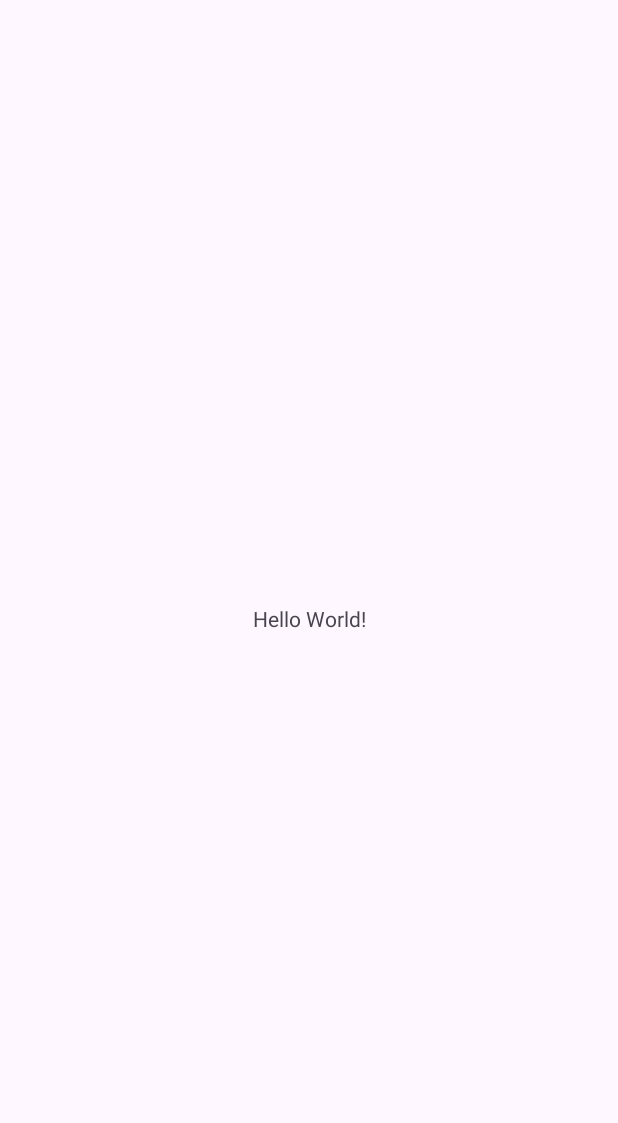
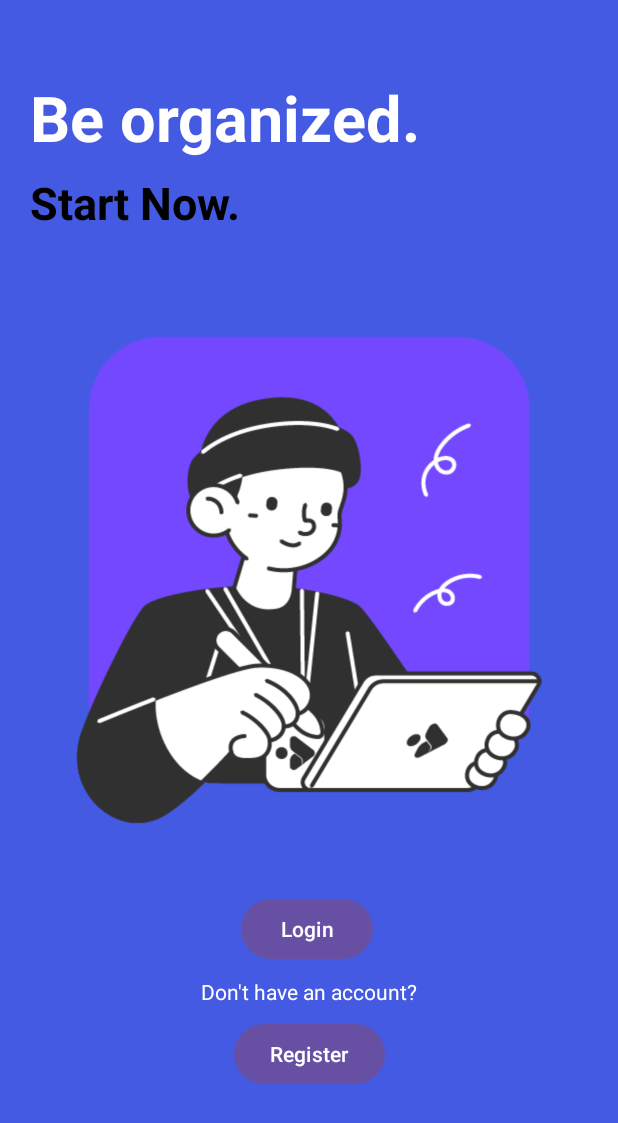
Before and after one commit to xwnsnowy/android-studio-java-task-management, an Android app: the screen it shows after launch (MainActivity before the commit, HomeActivity after it), on a phone screen of 412 x 824 dp. Before the commit the part shown is almost empty. Shown: the top 1123 px of the screen. Run offline under Robolectric (Android 15) with nearby library versions, the phone set to English and light mode, and no system bars.

Commit message:
feat: Add Home Activity

```diff
--- /dev/null
+++ b/app/src/main/java/com/example/taskmanagement/HomeActivity.java
@@ -0,0 +1,50 @@
+package com.example.taskmanagement;
+
+import android.content.Intent;
+import android.os.Bundle;
+import android.view.View;
+import androidx.activity.EdgeToEdge;
+import androidx.appcompat.app.AppCompatActivity;
+import androidx.core.graphics.Insets;
+import androidx.core.view.ViewCompat;
+import androidx.core.view.WindowInsetsCompat;
+
+public class HomeActivity extends AppCompatActivity {
+
+    @Override
+    protected void onCreate(Bundle savedInstanceState) {
+        super.onCreate(savedInstanceState);
+        EdgeToEdge.enable(this);
+        setContentView(R.layout.activity_home);
+
+        ViewCompat.setOnApplyWindowInsetsListener(findViewById(R.id.main), (v, insets) -> {
+            Insets systemBars = insets.getInsets(WindowInsetsCompat.Type.systemBars());
+            v.setPadding(systemBars.left, systemBars.top, systemBars.right, systemBars.bottom);
+            return insets;
+        });
+
+        findViewById(R.id.btn_login).setOnClickListener(new View.OnClickListener() {
+            @Override
+            public void onClick(View v) {
+                navigateToLogin();
+            }
+        });
+
+        findViewById(R.id.btn_signup).setOnClickListener(new View.OnClickListener() {
+            @Override
+            public void onClick(View v) {
+                navigateToRegister();
+            }
+        });
+    }
+
+    private void navigateToLogin() {
+        Intent intent = new Intent(HomeActivity.this, LoginActivity.class);
+        startActivity(intent);
+    }
+
+    private void navigateToRegister() {
+        Intent intent = new Intent(HomeActivity.this, RegisterActivity.class);
+        startActivity(intent);
+    }
+}
--- a/app/src/main/java/com/example/taskmanagement/MainActivity.java
+++ b/app/src/main/java/com/example/taskmanagement/RegisterActivity.java
@@ -8,13 +8,13 @@ import androidx.core.graphics.Insets;
 import androidx.core.view.ViewCompat;
 import androidx.core.view.WindowInsetsCompat;
 
-public class MainActivity extends AppCompatActivity {
+public class RegisterActivity extends AppCompatActivity {
 
     @Override
     protected void onCreate(Bundle savedInstanceState) {
         super.onCreate(savedInstanceState);
         EdgeToEdge.enable(this);
-        setContentView(R.layout.activity_main);
+        setContentView(R.layout.activity_register);
         ViewCompat.setOnApplyWindowInsetsListener(findViewById(R.id.main), (v, insets) -> {
             Insets systemBars = insets.getInsets(WindowInsetsCompat.Type.systemBars());
             v.setPadding(systemBars.left, systemBars.top, systemBars.right, systemBars.bottom);
--- /dev/null
+++ b/app/src/main/res/layout/activity_home.xml
@@ -0,0 +1,100 @@
+<androidx.constraintlayout.widget.ConstraintLayout
+    android:id="@+id/main"
+    xmlns:android="http://schemas.android.com/apk/res/android"
+    xmlns:app="http://schemas.android.com/apk/res-auto"
+    xmlns:tools="http://schemas.android.com/tools"
+    android:layout_width="match_parent"
+    android:layout_height="match_parent"
+    android:background="#445ae3">
+
+    <androidx.constraintlayout.widget.Guideline
+        android:id="@+id/guideline_left"
+        android:layout_width="wrap_content"
+        android:layout_height="wrap_content"
+        android:orientation="vertical"
+        app:layout_constraintGuide_begin="20dp" />
+
+    <androidx.constraintlayout.widget.Guideline
+        android:id="@+id/guideline_right"
+        android:layout_width="wrap_content"
+        android:layout_height="wrap_content"
+        android:orientation="vertical"
+        app:layout_constraintGuide_end="20dp" />
+
+    <TextView
+        android:id="@+id/tv_be_organized"
+        android:layout_width="wrap_content"
+        android:layout_height="wrap_content"
+        android:layout_marginTop="50dp"
+        android:text="Be organized."
+        android:textColor="@android:color/white"
+        android:textSize="42sp"
+        android:textStyle="bold"
+        app:layout_constraintStart_toStartOf="@+id/guideline_left"
+        app:layout_constraintTop_toTopOf="parent" />
+
+    <TextView
+        android:id="@+id/tv_start_now"
+        android:layout_width="wrap_content"
+        android:layout_height="wrap_content"
+        android:layout_marginTop="8dp"
+        android:text="Start Now."
+        android:textColor="@android:color/black"
+        android:textSize="30sp"
+        android:textStyle="bold"
+        app:layout_constraintStart_toStartOf="@+id/guideline_left"
+        app:layout_constraintTop_toBottomOf="@+id/tv_be_organized" />
+
+    <ImageView
+        android:id="@+id/iv_center_image"
+        android:layout_width="wrap_content"
+        android:layout_height="400dp"
+        android:layout_marginTop="16dp"
+        android:layout_marginBottom="16dp"
+        android:src="@drawable/img_home_task"
+        app:layout_constraintBottom_toTopOf="@id/btn_login"
+        app:layout_constraintEnd_toEndOf="@+id/guideline_right"
+        app:layout_constraintHorizontal_bias="0.5"
+        app:layout_constraintStart_toStartOf="@+id/guideline_left"
+        app:layout_constraintTop_toBottomOf="@+id/tv_start_now"
+        app:layout_constraintVertical_bias="0.5" />
+
+    <Button
+        android:id="@+id/btn_login"
+        android:layout_width="wrap_content"
+        android:layout_height="wrap_content"
+        android:layout_marginTop="8dp"
+        android:layout_marginBottom="8dp"
+        android:text="Login"
+        android:textColor="@color/white"
+        app:layout_constraintBottom_toTopOf="@+id/tv_no_account"
+        app:layout_constraintEnd_toStartOf="@+id/guideline_right"
+        app:layout_constraintHorizontal_bias="0.496"
+        app:layout_constraintStart_toStartOf="@+id/guideline_left"
+        app:layout_constraintTop_toBottomOf="@+id/iv_center_image" />
+
+    <TextView
+        android:id="@+id/tv_no_account"
+        android:layout_width="wrap_content"
+        android:layout_height="wrap_content"
+        android:layout_marginBottom="8dp"
+        android:text="Don't have an account?"
+        android:textColor="@android:color/white"
+        app:layout_constraintBottom_toTopOf="@+id/btn_signup"
+        app:layout_constraintEnd_toEndOf="@+id/guideline_right"
+        app:layout_constraintHorizontal_bias="0.5"
+        app:layout_constraintStart_toStartOf="@+id/guideline_left"
+        app:layout_constraintTop_toBottomOf="@+id/btn_login" />
+
+    <Button
+        android:id="@+id/btn_signup"
+        android:layout_width="wrap_content"
+        android:layout_height="wrap_content"
+        android:layout_marginTop="8dp"
+        android:text="Register"
+        android:textColor="@color/white"
+        app:layout_constraintEnd_toStartOf="@+id/guideline_right"
+        app:layout_constraintStart_toStartOf="@+id/guideline_left"
+        app:layout_constraintTop_toBottomOf="@+id/tv_no_account" />
+
+</androidx.constraintlayout.widget.ConstraintLayout>
```
Also changed, not shown: app/src/main/AndroidManifest.xml (+11 -2 lines), app/src/main/java/com/example/taskmanagement/LoginActivity.java (added, +24 -0 lines), app/src/main/res/layout/activity_login.xml (added, +10 -0 lines), app/src/main/res/layout/activity_register.xml (added, +10 -0 lines), app/src/main/res/drawable/img_home_task.png (added).
